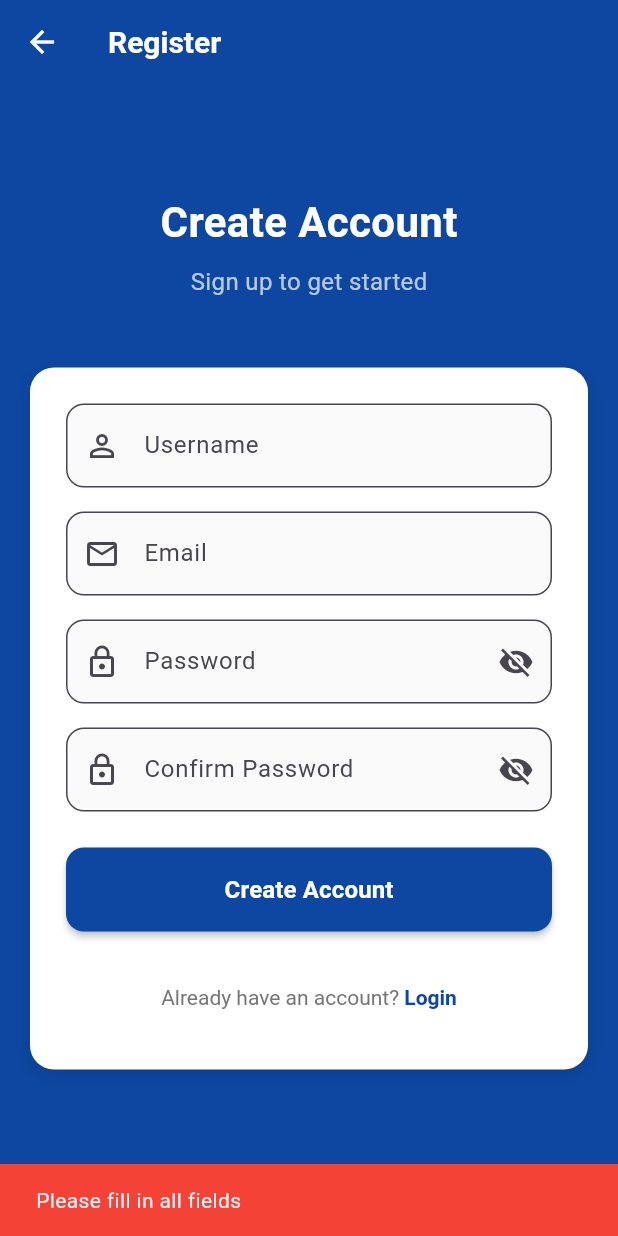
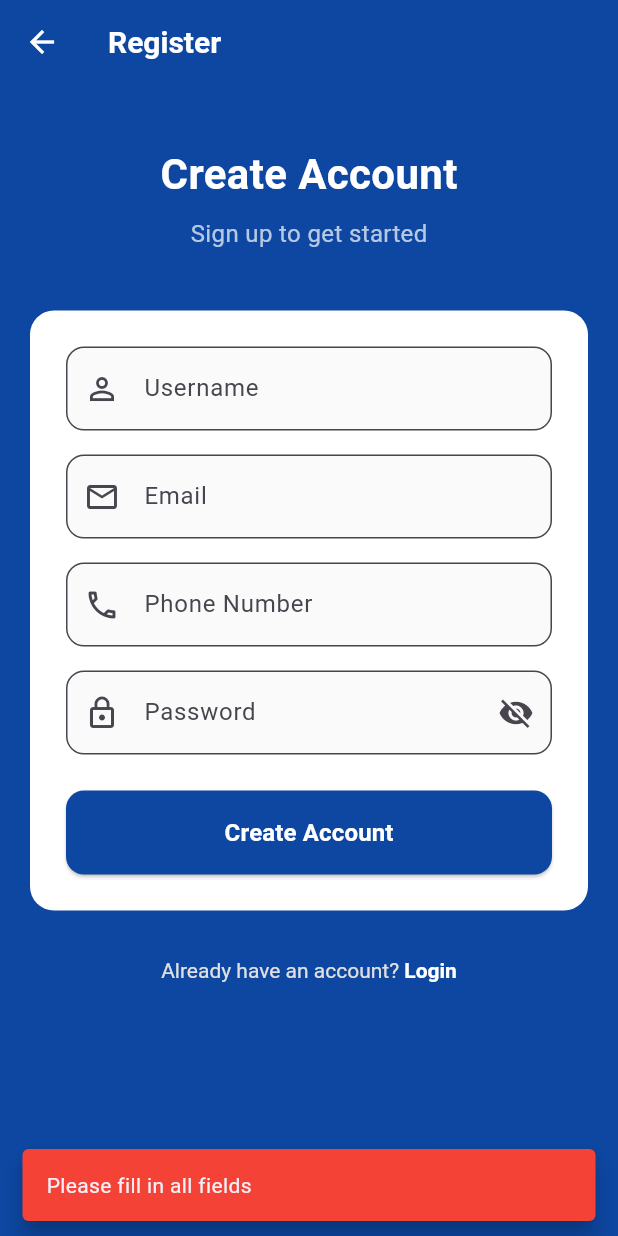
Before and after one commit to Ngoun-gif/e-commerce-project, a Flutter app: the RegisterScreen screen opened by its route, after a tap on "Create Account", on a phone screen of 412 x 824 dp. Run offline on Flutter 3.47's test engine with Material 3 defaults, Android fonts, the light colour scheme and no system bars; our stand-ins replace carousel_slider, shared_preferences; accounts and stored records are empty; network calls fail.

Commit message:
it is working throught

```diff
--- a/lib/config/api_config.dart
+++ b/lib/config/api_config.dart
@@ -6,7 +6,7 @@ class ApiConfig {
 // ==========================================================
 
   /// Laptop IP for physical Android device (same WiFi / LAN)
-  static const String laptopIp = "192.168.0.87:8081";
+  static const String laptopIp = "192.168.1.5:8081";
 
   /// Phone hotspot IP (when backend runs from phone network or LAN)
   static const String phone = "10.93.7.44:8081";
--- a/lib/config/api_config_auth.dart
+++ b/lib/config/api_config_auth.dart
@@ -1,6 +1,6 @@
 class ApiConfigAuth {
   /// Laptop IP for physical Android device (same WiFi / LAN)
-  static const String laptopIp = "192.168.0.87:8081";
+  static const String laptopIp = "192.168.1.5:8081";
 
   /// Phone hotspot IP (when backend runs from phone network or LAN)
   static const String phone = "10.93.7.44:8081";
--- a/lib/config/api_config_cart.dart
+++ b/lib/config/api_config_cart.dart
@@ -2,7 +2,7 @@
 
 class ApiConfigCart {
   /// Laptop IP for physical Android device (same WiFi / LAN)
-  static const String laptopIp = "192.168.0.87:8081";
+  static const String laptopIp = "192.168.1.5:8081";
 
   /// Phone hotspot IP (when backend runs from phone network or LAN)
   static const String phone = "10.93.7.44:8081";
--- a/lib/config/api_config_checkout.dart
+++ b/lib/config/api_config_checkout.dart
@@ -4,7 +4,7 @@ class ApiConfigOrder {
   // ==============================
 
   /// Laptop IP for physical Android device (same WiFi / LAN)
-  static const String laptopIp = "192.168.0.87:8081";
+  static const String laptopIp = "192.168.1.5:8081";
 
   /// Phone hotspot IP (when backend runs from phone network or LAN)
   static const String phone = "10.93.7.44:8081";
--- a/lib/config/api_config_payment.dart
+++ b/lib/config/api_config_payment.dart
@@ -1,7 +1,7 @@
 class ApiConfigPayment {
   // ================== HOST ==================
   /// Laptop IP for physical Android device (same WiFi / LAN)
-  static const String laptopIp = "192.168.0.87:8081";
+  static const String laptopIp = "192.168.1.5:8081";
 
   /// Phone hotspot IP (when backend runs from phone network or LAN)
   static const String phone = "10.93.7.44:8081";
--- a/lib/config/api_config_wishlist.dart
+++ b/lib/config/api_config_wishlist.dart
@@ -1,6 +1,6 @@
 class ApiConfigWishlist {
   // ================== HOST / ENV ==================
-  static const String laptopIp = "192.168.0.87:8081";
+  static const String laptopIp = "192.168.1.5:8081";
   static const String phone = "10.93.7.44:8081";
   static const String emulatorHost = "10.0.2.2:8081";
 
--- a/lib/modules/auth/screens/register_screen.dart
+++ b/lib/modules/auth/screens/register_screen.dart
@@ -12,16 +12,12 @@ class RegisterScreen extends StatefulWidget {
 }
 
 class _RegisterScreenState extends State<RegisterScreen> {
-  final firstNameCtrl = TextEditingController();
-  final lastNameCtrl = TextEditingController();
   final usernameCtrl = TextEditingController();
   final emailCtrl = TextEditingController();
   final phoneCtrl = TextEditingController();
   final passCtrl = TextEditingController();
-  final confirmPassCtrl = TextEditingController();
 
   bool _obscurePassword = true;
-  bool _obscureConfirmPassword = true;
 
   @override
   Widget build(BuildContext context) {
@@ -46,13 +42,9 @@ class _RegisterScreenState extends State<RegisterScreen> {
           child: Column(
             children: [
               const SizedBox(height: 20),
-              // Header Section
-              Container(
-                padding: const EdgeInsets.all(16),
-                child: Column(
-                  children: [
-                    const SizedBox(height: 16),
-                    Text(
+
+              /// header
+              const Text(
                 "Create Account",
                 style: TextStyle(
                   fontSize: 28,
@@ -61,36 +53,22 @@ class _RegisterScreenState extends State<RegisterScreen> {
                 ),
               ),
               const SizedBox(height: 8),
-                    Text(
+              const Text(
                 "Sign up to get started",
-                      style: TextStyle(
-                        fontSize: 16,
-                        color: Colors.white70,
+                style: TextStyle(fontSize: 16, color: Colors.white70),
               ),
-                    ),
-                  ],
-                ),
-              ),
-              const SizedBox(height: 30),
+              const SizedBox(height: 40),
 
-              // Form Section
+              /// card container
               Container(
                 padding: const EdgeInsets.all(24),
                 decoration: BoxDecoration(
                   color: Colors.white,
                   borderRadius: BorderRadius.circular(16),
-                  boxShadow: [
-                    BoxShadow(
-                      color: Colors.black.withOpacity(0.1),
-                      blurRadius: 10,
-                      offset: const Offset(0, 4),
-                    ),
-                  ],
                 ),
                 child: Column(
                   children: [
-
-                    // Username
+                    // username
                     TextField(
                       controller: usernameCtrl,
                       decoration: InputDecoration(
@@ -105,9 +83,10 @@ class _RegisterScreenState extends State<RegisterScreen> {
                     ),
                     const SizedBox(height: 16),
 
-                    // Email
+                    // email
                     TextField(
                       controller: emailCtrl,
+                      keyboardType: TextInputType.emailAddress,
                       decoration: InputDecoration(
                         labelText: "Email",
                         prefixIcon: const Icon(Icons.email_outlined),
@@ -117,12 +96,29 @@ class _RegisterScreenState extends State<RegisterScreen> {
                         filled: true,
                         fillColor: Colors.grey[50],
                       ),
-                      keyboardType: TextInputType.emailAddress,
                     ),
                     const SizedBox(height: 16),
-                    // Password
+
+                    // phone
+                    TextField(
+                      controller: phoneCtrl,
+                      keyboardType: TextInputType.phone,
+                      decoration: InputDecoration(
+                        labelText: "Phone Number",
+                        prefixIcon: const Icon(Icons.phone_outlined),
+                        border: OutlineInputBorder(
+                          borderRadius: BorderRadius.circular(12),
+                        ),
+                        filled: true,
+                        fillColor: Colors.grey[50],
+                      ),
+                    ),
+                    const SizedBox(height: 16),
+
+                    // password
                     TextField(
                       controller: passCtrl,
+                      obscureText: _obscurePassword,
                       decoration: InputDecoration(
                         labelText: "Password",
                         prefixIcon: const Icon(Icons.lock_outline),
@@ -133,9 +129,9 @@ class _RegisterScreenState extends State<RegisterScreen> {
                                 : Icons.visibility,
                           ),
                           onPressed: () {
-                            setState(() {
-                              _obscurePassword = !_obscurePassword;
-                            });
+                            setState(
+                                  () => _obscurePassword = !_obscurePassword,
+                            );
                           },
                         ),
                         border: OutlineInputBorder(
@@ -144,43 +140,14 @@ class _RegisterScreenState extends State<RegisterScreen> {
                         filled: true,
                         fillColor: Colors.grey[50],
                       ),
-                      obscureText: _obscurePassword,
-                    ),
-                    const SizedBox(height: 16),
-
-                    // Confirm Password
-                    TextField(
-                      controller: confirmPassCtrl,
-                      decoration: InputDecoration(
-                        labelText: "Confirm Password",
-                        prefixIcon: const Icon(Icons.lock_outline),
-                        suffixIcon: IconButton(
-                          icon: Icon(
-                            _obscureConfirmPassword
-                                ? Icons.visibility_off
-                                : Icons.visibility,
-                          ),
-                          onPressed: () {
-                            setState(() {
-                              _obscureConfirmPassword = !_obscureConfirmPassword;
-                            });
-                          },
-                        ),
-                        border: OutlineInputBorder(
-                          borderRadius: BorderRadius.circular(12),
-                        ),
-                        filled: true,
-                        fillColor: Colors.grey[50],
-                      ),
-                      obscureText: _obscureConfirmPassword,
                     ),
                     const SizedBox(height: 24),
 
-                    // Error message if any
-                    if (auth.error != null)
+                    /// error from provider
+                    if (auth.error != null) ...[
                       Container(
+                        padding: const EdgeInsets.all(12),
                         width: double.infinity,
-                        padding: const EdgeInsets.all(12),
                         decoration: BoxDecoration(
                           color: Colors.red[50],
                           borderRadius: BorderRadius.circular(8),
@@ -191,9 +158,10 @@ class _RegisterScreenState extends State<RegisterScreen> {
                           style: const TextStyle(color: Colors.red),
                         ),
                       ),
-                    if (auth.error != null) const SizedBox(height: 16),
+                      const SizedBox(height: 16),
+                    ],
 
-                    // Register Button
+                    /// register button
                     auth.loading
                         ? const CircularProgressIndicator()
                         : SizedBox(
@@ -206,9 +174,8 @@ class _RegisterScreenState extends State<RegisterScreen> {
                           shape: RoundedRectangleBorder(
                             borderRadius: BorderRadius.circular(12),
                           ),
-                          elevation: 2,
                         ),
-                        onPressed: _validateAndRegister,
+                        onPressed: _register,
                         child: const Text(
                           "Create Account",
                           style: TextStyle(
@@ -218,10 +185,13 @@ class _RegisterScreenState extends State<RegisterScreen> {
                         ),
                       ),
                     ),
+                  ],
+                ),
+              ),
 
-                    const SizedBox(height: 20),
+              const SizedBox(height: 16),
 
-                    // Login redirect
+              /// go to login
               TextButton(
                 onPressed: () {
                   Navigator.pushReplacementNamed(context, AppRoutes.login);
@@ -229,22 +199,17 @@ class _RegisterScreenState extends State<RegisterScreen> {
                 child: RichText(
                   text: TextSpan(
                     text: "Already have an account? ",
-                          style: TextStyle(
-                            color: Colors.grey[600],
-                          ),
+                    style: TextStyle(color: Colors.grey[300]),
                     children: const [
                       TextSpan(
                         text: "Login",
                         style: TextStyle(
-                                color: Color(0xFF0D47A1),
+                          color: Colors.white,
                           fontWeight: FontWeight.w600,
                         ),
                       ),
                     ],
                   ),
-                      ),
-                    )
-                  ],
                 ),
               ),
             ],
@@ -254,49 +219,41 @@ class _RegisterScreenState extends State<RegisterScreen> {
     );
   }
 
-  void _validateAndRegister() async {
+  // ---------------- Registration logic ----------------
+  Future<void> _register() async {
     final auth = Provider.of<AuthProvider>(context, listen: false);
 
-    // Validation
-    if (firstNameCtrl.text.isEmpty ||
-        lastNameCtrl.text.isEmpty ||
-        usernameCtrl.text.isEmpty ||
+    // Input validation
+    if (usernameCtrl.text.isEmpty ||
         emailCtrl.text.isEmpty ||
         phoneCtrl.text.isEmpty ||
         passCtrl.text.isEmpty) {
-      ScaffoldMessenger.of(context).showSnackBar(
-        const SnackBar(
-          content: Text("Please fill in all fields"),
-          backgroundColor: Colors.red,
-        ),
-      );
-      return;
-    }
-
-    if (passCtrl.text != confirmPassCtrl.text) {
-      ScaffoldMessenger.of(context).showSnackBar(
-        const SnackBar(
-          content: Text("Passwords do not match"),
-          backgroundColor: Colors.red,
-        ),
-      );
+      _showError("Please fill in all fields");
       return;
     }
 
     if (passCtrl.text.length < 6) {
-      ScaffoldMessenger.of(context).showSnackBar(
-        const SnackBar(
-          content: Text("Password must be at least 6 characters"),
-          backgroundColor: Colors.red,
-        ),
-      );
+      _showError("Password must be at least 6 characters");
+      return;
+    }
+
+    // Email validation
+    final emailRegex = RegExp(r'^[\w-\.]+@([\w-]+\.)+[\w-]{2,4}$');
+    if (!emailRegex.hasMatch(emailCtrl.text.trim())) {
+      _showError("Please enter a valid email address");
+      return;
+    }
+
+    // Phone validation (basic)
+    if (phoneCtrl.text.length < 10) {
+      _showError("Please enter a valid phone number");
       return;
     }
 
     try {
       await auth.register(
-        firstNameCtrl.text.trim(),
-        lastNameCtrl.text.trim(),
+        "", // firstname (empty)
+        "", // lastname (empty)
         usernameCtrl.text.trim(),
         emailCtrl.text.trim(),
         phoneCtrl.text.trim(),
@@ -304,29 +261,43 @@ class _RegisterScreenState extends State<RegisterScreen> {
       );
 
       if (auth.isAuthenticated) {
+        _showSuccess("Registration successful!");
+        Navigator.pushReplacementNamed(context, AppRoutes.login);
+      } else {
+        _showError("Registration failed. Please try again.");
+      }
+    } catch (e) {
+      debugPrint("Register error: $e");
+      _showError("An error occurred during registration");
+    }
+  }
+
+  void _showError(String msg) {
     ScaffoldMessenger.of(context).showSnackBar(
-          const SnackBar(
-            content: Text("Registration successful!"),
-            backgroundColor: Colors.green,
+      SnackBar(
+        content: Text(msg),
+        backgroundColor: Colors.red,
+        behavior: SnackBarBehavior.floating,
       ),
     );
-        Navigator.pushReplacementNamed(context, AppRoutes.main);
   }
-    } catch (e) {
-      // Error is already handled in the provider
-      print("Registration error: $e");
-    }
+
+  void _showSuccess(String msg) {
+    ScaffoldMessenger.of(context).showSnackBar(
+      SnackBar(
+        content: Text(msg),
+        backgroundColor: Colors.green,
+        behavior: SnackBarBehavior.floating,
+      ),
+    );
   }
 
   @override
   void dispose() {
-    firstNameCtrl.dispose();
-    lastNameCtrl.dispose();
     usernameCtrl.dispose();
     emailCtrl.dispose();
     phoneCtrl.dispose();
     passCtrl.dispose();
-    confirmPassCtrl.dispose();
     super.dispose();
   }
 }
--- a/lib/modules/product_detail/widgets/product_detail_body.dart
+++ b/lib/modules/product_detail/widgets/product_detail_body.dart
@@ -12,6 +12,7 @@ class ProductDetailBody extends StatelessWidget {
       slivers: [
         // IMAGE HEADER
         SliverAppBar(
+          automaticallyImplyLeading: false, // 👈 REMOVE ARROW
           backgroundColor: Colors.transparent,
           elevation: 0,
           expandedHeight: 300,
```
Also changed, not shown: lib/modules/auth/providers/auth_provider.dart (+17 -7 lines), lib/modules/wishlist/widgets/wishlist_empty_view.dart (+14 -18 lines), lib/utils/global_refresh.dart (+25 -10 lines). Lines whose indentation alone changed are shown as unchanged.
